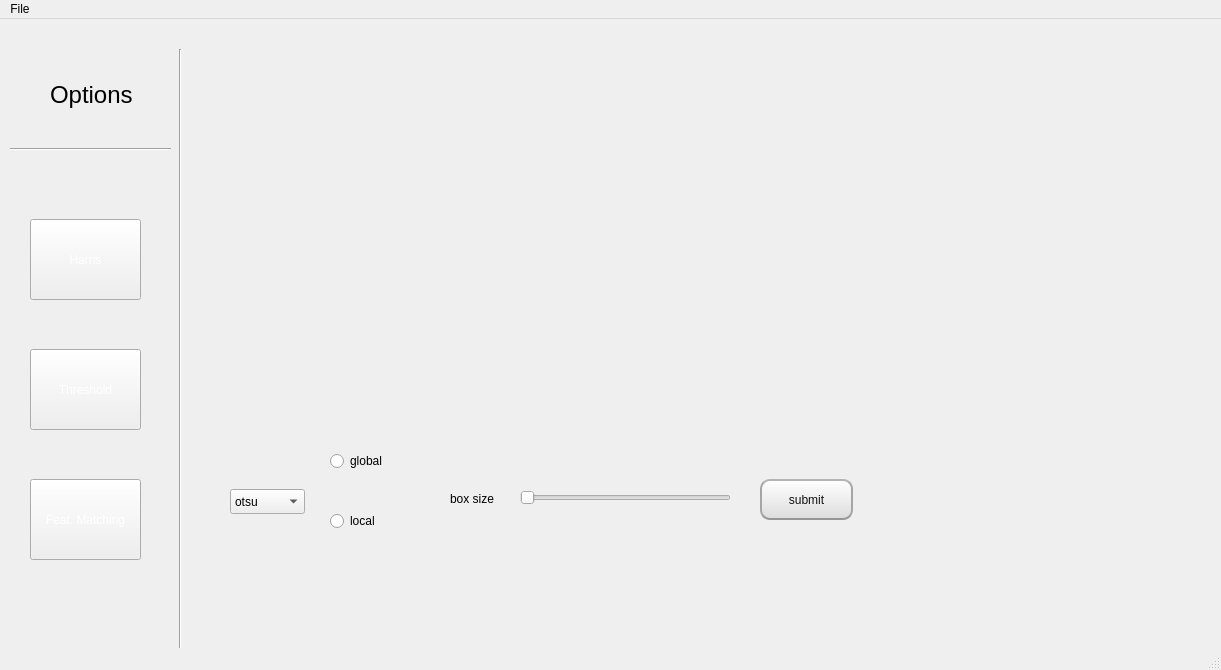
First picture: the form in mainwindow.ui, repository ahmeddemaad/Image_Segmentation, before the edit.
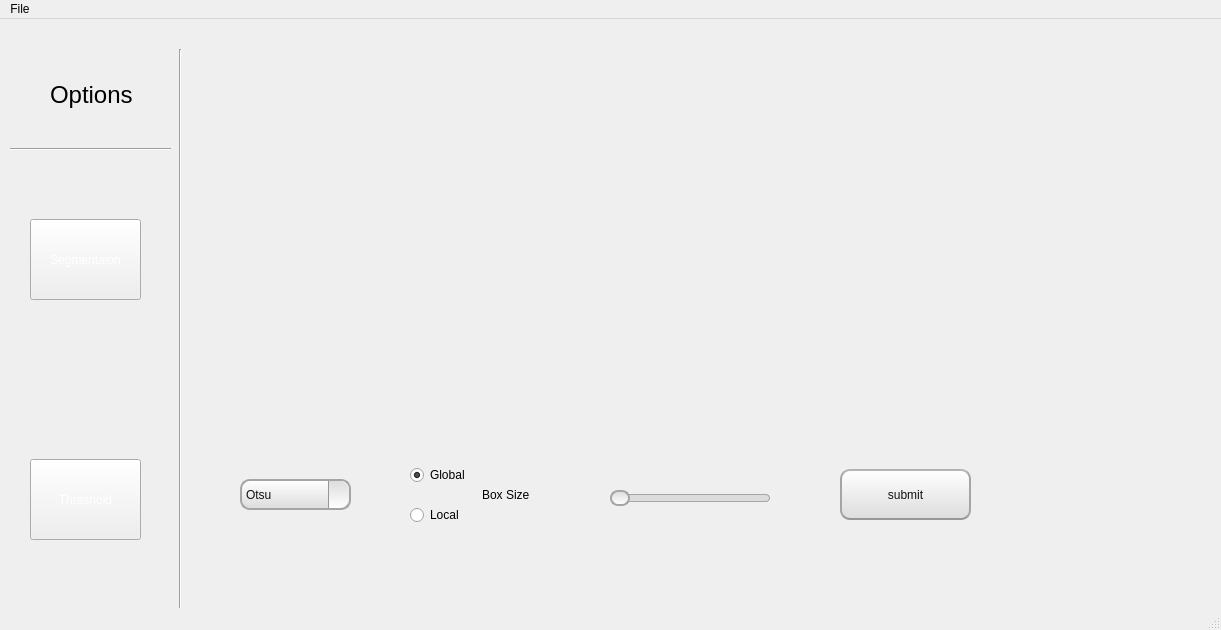
Second picture: the form after the edit. The open tabs and pages were chosen to show the change. Icons and pictures are not drawn.

Diff of the .ui file:
```diff
--- a/mainwindow.ui
+++ b/mainwindow.ui
@@ -7,12 +7,15 @@
     <x>0</x>
     <y>0</y>
     <width>1221</width>
-    <height>670</height>
+    <height>630</height>
    </rect>
   </property>
   <property name="windowTitle">
    <string>MainWindow</string>
   </property>
+  <property name="styleSheet">
+   <string notr="true"/>
+  </property>
   <widget class="QWidget" name="centralwidget">
    <widget class="QStackedWidget" name="stackedWidget">
     <property name="geometry">
@@ -162,15 +165,153 @@
        <string>set seed points</string>
       </property>
      </widget>
+     <widget class="QComboBox" name="comboBox">
+      <property name="geometry">
+       <rect>
+        <x>70</x>
+        <y>460</y>
+        <width>141</width>
+        <height>41</height>
+       </rect>
+      </property>
+      <property name="styleSheet">
+       <string notr="true">QComboBox {
+    color: rgb(17, 17, 17);
+    background-color: qlineargradient(spread: pad, x1: 0.5, y1: 1, x2: 0.5, y2: 0, stop: 0 rgba(220, 220, 220, 255), stop: 1 rgba(255, 255, 255, 255));
+    border: 2px solid rgb(165, 165, 165);
+    border-radius: 10px;
+    padding: 4px;
+}
+
+QComboBox:hover {
+    background-color: qlineargradient(spread: pad, x1: 0.5, y1: 0, x2: 0.5, y2: 1, stop: 0 rgba(220, 220, 220, 255), stop: 1 rgba(255, 255, 255, 255));
+    border: 2px solid rgb(180, 180, 180);
+}
+
+QComboBox::drop-down {
+    subcontrol-origin: padding;
+    subcontrol-position: top right;
+    width: 20px;
+    border-left-width: 1px;
+    border-left-color: rgb(150, 150, 150);
+    border-left-style: solid;
+    border-top-right-radius: 10px;
+    border-bottom-right-radius: 10px;
+    background-color: qlineargradient(spread: pad, x1: 0.5, y1: 0, x2: 0.5, y2: 1, stop: 0 rgba(220, 220, 220, 255), stop: 1 rgba(255, 255, 255, 255));
+}
+
+QComboBox::down-arrow {
+    image: url(:/down_arrow.png);
+    width: 12px;
+    height: 12px;
+}
+</string>
+      </property>
+      <item>
+       <property name="text">
+        <string>Region Growing</string>
+       </property>
+      </item>
+      <item>
+       <property name="text">
+        <string>kmeans</string>
+       </property>
+      </item>
+      <item>
+       <property name="text">
+        <string>Mean Shift</string>
+       </property>
+      </item>
+     </widget>
+     <widget class="QSlider" name="horizontalSlider">
+      <property name="geometry">
+       <rect>
+        <x>310</x>
+        <y>470</y>
+        <width>160</width>
+        <height>18</height>
+       </rect>
+      </property>
+      <property name="styleSheet">
+       <string notr="true">QSlider::groove:horizontal {
+    background-color: rgb(200, 200, 200);
+    height: 8px;
+    border-radius: 4px;
+}
+
+QSlider::handle:horizontal {
+    background-color: qlineargradient(spread:pad, x1:0.5, y1:0, x2:0.5, y2:1, stop:0 rgba(220, 220, 220, 255), stop:1 rgba(255, 255, 255, 255));
+    border: 2px solid rgb(165,165,165);
+    width: 16px;
+    margin: -4px 0;
+    border-radius: 8px;
+}
+
+QSlider::handle:horizontal:hover {
+    background-color: qlineargradient(spread:pad, x1:0.5, y1:0, x2:0.5, y2:1, stop:0 rgba(220, 220, 220, 255), stop:1 rgba(255, 255, 255, 255));
+    border: 2px solid rgb(180,180,180);
+}
+
+QSlider::sub-page:horizontal {
+    background-color: qlineargradient(spread:pad, x1:0.5, y1:0, x2:0.5, y2:1, stop:0 rgba(220, 220, 220, 255), stop:1 rgba(255, 255, 255, 255));
+    border: 1px solid rgb(165,165,165);
+    height: 8px;
+    border-radius: 4px;
+}
+
+QSlider::add-page:horizontal {
+    background-color: rgb(220, 220, 220);
+    border: 1px solid rgb(165,165,165);
+    height: 8px;
+    border-radius: 4px;
+}
+</string>
+      </property>
+      <property name="minimum">
+       <number>1</number>
+      </property>
+      <property name="maximum">
+       <number>50</number>
+      </property>
+      <property name="orientation">
+       <enum>Qt::Horizontal</enum>
+      </property>
+     </widget>
+     <widget class="QLabel" name="label_2">
+      <property name="geometry">
+       <rect>
+        <x>480</x>
+        <y>460</y>
+        <width>41</width>
+        <height>31</height>
+       </rect>
+      </property>
+      <property name="text">
+       <string/>
+      </property>
+     </widget>
+     <widget class="QLabel" name="label_8">
+      <property name="geometry">
+       <rect>
+        <x>250</x>
+        <y>470</y>
+        <width>51</width>
+        <height>20</height>
+       </rect>
+      </property>
+      <property name="text">
+       <string>K value</string>
+      </property>
+     </widget>
     </widget>
     <widget class="QWidget" name="page_2">
      <widget class="QPushButton" name="siftBtn">
       <property name="geometry">
        <rect>
-        <x>560</x>
-        <y>450</y>
-        <width>93</width>
-        <height>41</height>
+        <x>640</x>
+        <y>440</y>
+        <width>131</width>
+        <height>51</height>
        </rect>
       </property>
       <property name="cursor">
@@ -252,112 +393,176 @@
        </item>
       </layout>
      </widget>
-     <widget class="QComboBox" name="comboBox">
-      <property name="geometry">
-       <rect>
-        <x>30</x>
-        <y>460</y>
-        <width>75</width>
-        <height>25</height>
-       </rect>
-      </property>
-      <item>
-       <property name="text">
-        <string>otsu</string>
-       </property>
-      </item>
-      <item>
-       <property name="text">
-        <string>optimal</string>
-       </property>
-      </item>
-      <item>
-       <property name="text">
-        <string>multilevel</string>
-       </property>
-      </item>
-     </widget>
-     <widget class="QSlider" name="horizontalSlider">
-      <property name="geometry">
-       <rect>
-        <x>320</x>
-        <y>460</y>
-        <width>211</width>
-        <height>18</height>
-       </rect>
-      </property>
-      <property name="minimum">
-       <number>3</number>
-      </property>
-      <property name="orientation">
-       <enum>Qt::Horizontal</enum>
-      </property>
-     </widget>
-     <widget class="QLabel" name="slider_thres_val">
-      <property name="geometry">
-       <rect>
-        <x>540</x>
-        <y>460</y>
-        <width>21</width>
-        <height>20</height>
-       </rect>
-      </property>
-      <property name="text">
-       <string/>
-      </property>
-     </widget>
      <widget class="QRadioButton" name="global">
       <property name="geometry">
        <rect>
-        <x>130</x>
-        <y>420</y>
-        <width>107</width>
-        <height>24</height>
+        <x>210</x>
+        <y>433</y>
+        <width>112</width>
+        <height>26</height>
        </rect>
       </property>
       <property name="text">
-       <string>global</string>
+       <string>Global</string>
+      </property>
+      <property name="checked">
+       <bool>true</bool>
       </property>
      </widget>
      <widget class="QRadioButton" name="local">
       <property name="geometry">
        <rect>
-        <x>130</x>
-        <y>480</y>
-        <width>107</width>
-        <height>24</height>
+        <x>210</x>
+        <y>473</y>
+        <width>112</width>
+        <height>26</height>
        </rect>
       </property>
       <property name="text">
-       <string>local</string>
+       <string>Local</string>
       </property>
+      <property name="checked">
+       <bool>false</bool>
+      </property>
      </widget>
-     <widget class="QLabel" name="label_2">
+     <widget class="QComboBox" name="comboBox_2">
       <property name="geometry">
        <rect>
-        <x>250</x>
-        <y>460</y>
-        <width>63</width>
-        <height>20</height>
+        <x>40</x>
+        <y>450</y>
+        <width>111</width>
+        <height>31</height>
        </rect>
       </property>
-      <property name="text">
-       <string>box size</string>
+      <property name="styleSheet">
+       <string notr="true">QComboBox {
+    color: rgb(17, 17, 17);
+    background-color: qlineargradient(spread: pad, x1: 0.5, y1: 1, x2: 0.5, y2: 0, stop: 0 rgba(220, 220, 220, 255), stop: 1 rgba(255, 255, 255, 255));
+    border: 2px solid rgb(165, 165, 165);
+    border-radius: 10px;
+    padding: 4px;
+}
+
+QComboBox:hover {
+    background-color: qlineargradient(spread: pad, x1: 0.5, y1: 0, x2: 0.5, y2: 1, stop: 0 rgba(220, 220, 220, 255), stop: 1 rgba(255, 255, 255, 255));
+    border: 2px solid rgb(180, 180, 180);
+}
+
+QComboBox::drop-down {
+    subcontrol-origin: padding;
+    subcontrol-position: top right;
+    width: 20px;
+    border-left-width: 1px;
+    border-left-color: rgb(150, 150, 150);
+    border-left-style: solid;
+    border-top-right-radius: 10px;
+    border-bottom-right-radius: 10px;
+    background-color: qlineargradient(spread: pad, x1: 0.5, y1: 0, x2: 0.5, y2: 1, stop: 0 rgba(220, 220, 220, 255), stop: 1 rgba(255, 255, 255, 255));
+}
+
+QComboBox::down-arrow {
+    image: url(:/down_arrow.png);
+    width: 12px;
+    height: 12px;
+}
+</string>
       </property>
+      <item>
+       <property name="text">
+        <string>Otsu</string>
+       </property>
+      </item>
+      <item>
+       <property name="text">
+        <string>Optimal</string>
+       </property>
+      </item>
+      <item>
+       <property name="text">
+        <string>Multi Level</string>
+       </property>
+      </item>
      </widget>
-     <widget class="QLabel" name="label_multi">
+     <widget class="QSlider" name="horizontalSlider_2">
       <property name="geometry">
        <rect>
-        <x>232</x>
+        <x>410</x>
         <y>460</y>
-        <width>91</width>
-        <height>20</height>
+        <width>160</width>
+        <height>18</height>
+       </rect>
+      </property>
+      <property name="styleSheet">
+       <string notr="true">QSlider::groove:horizontal {
+    background-color: rgb(200, 200, 200);
+    height: 8px;
+    border-radius: 4px;
+}
+
+QSlider::handle:horizontal {
+    background-color: qlineargradient(spread:pad, x1:0.5, y1:0, x2:0.5, y2:1, stop:0 rgba(220, 220, 220, 255), stop:1 rgba(255, 255, 255, 255));
+    border: 2px solid rgb(165,165,165);
+    width: 16px;
+    margin: -4px 0;
+    border-radius: 8px;
+}
+
+QSlider::handle:horizontal:hover {
+    background-color: qlineargradient(spread:pad, x1:0.5, y1:0, x2:0.5, y2:1, stop:0 rgba(220, 220, 220, 255), stop:1 rgba(255, 255, 255, 255));
+    border: 2px solid rgb(180,180,180);
+}
+
+QSlider::sub-page:horizontal {
+    background-color: qlineargradient(spread:pad, x1:0.5, y1:0, x2:0.5, y2:1, stop:0 rgba(220, 220, 220, 255), stop:1 rgba(255, 255, 255, 255));
+    border: 1px solid rgb(165,165,165);
+    height: 8px;
+    border-radius: 4px;
+}
+
+QSlider::add-page:horizontal {
+    background-color: rgb(220, 220, 220);
+    border: 1px solid rgb(165,165,165);
+    height: 8px;
+    border-radius: 4px;
+}
+</string>
+      </property>
+      <property name="orientation">
+       <enum>Qt::Horizontal</enum>
+      </property>
+     </widget>
+     <widget class="QLabel" name="slider_thres_val">
+      <property name="geometry">
+       <rect>
+        <x>580</x>
+        <y>459</y>
+        <width>41</width>
+        <height>21</height>
        </rect>
       </property>
       <property name="text">
        <string/>
       </property>
      </widget>
+     <widget class="QLabel" name="label_3">
+      <property name="geometry">
+       <rect>
+        <x>282</x>
+        <y>450</y>
+        <width>111</width>
+        <height>31</height>
+       </rect>
+      </property>
+      <property name="styleSheet">
+       <string notr="true">QLabel {
+qproperty-alignment: AlignCenter;;color:rgb(0, 0, 0);
+}
+</string>
+      </property>
+      <property name="text">
+       <string>Box Size</string>
+      </property>
+     </widget>
     </widget>
     <widget class="QWidget" name="page_3">
      <widget class="QWidget" name="horizontalLayoutWidget">
@@ -739,59 +944,7 @@
 }</string>
     </property>
     <property name="text">
-     <string>Harris</string>
-    </property>
-    <property name="autoDefault">
-     <bool>false</bool>
-    </property>
-    <property name="default">
-     <bool>false</bool>
-    </property>
-   </widget>
-   <widget class="QPushButton" name="pushButton_2">
-    <property name="geometry">
-     <rect>
-      <x>30</x>
-      <y>460</y>
-      <width>111</width>
-      <height>81</height>
-     </rect>
-    </property>
-    <property name="cursor">
-     <cursorShape>PointingHandCursor</cursorShape>
-    </property>
-    <property name="acceptDrops">
-     <bool>false</bool>
-    </property>
-    <property name="layoutDirection">
-     <enum>Qt::LeftToRight</enum>
-    </property>
-    <property name="styleSheet">
-     <string notr="true">QPushButton{
-	color: white;
-}
-
-QPushButton:hover{
-	border-style: solid;
-	border-top-color: transparent;
-	border-right-color: transparent;
-	border-left-color: transparent;
-	border-bottom-color: #FF00FF;
-	border-bottom-width: 1px;
-	border-bottom-radius: 6px;
-	border-style: solid;
-	color: #FFFFFF;
-	padding-bottom: 2px;
-	background-color: #000000;
-}
-
-QPushButton:pressed {
-	padding-top: -15px;
-	padding-bottom: -17px;
-}</string>
-    </property>
-    <property name="text">
-     <string>Feat. Matching</string>
+     <string>Segmentaion</string>
     </property>
     <property name="autoDefault">
      <bool>false</bool>
@@ -804,7 +957,7 @@
     <property name="geometry">
      <rect>
       <x>30</x>
-      <y>330</y>
+      <y>440</y>
       <width>111</width>
       <height>81</height>
      </rect>
```
Left out of the diff: 6 changed lines with no effect on the pictures.
